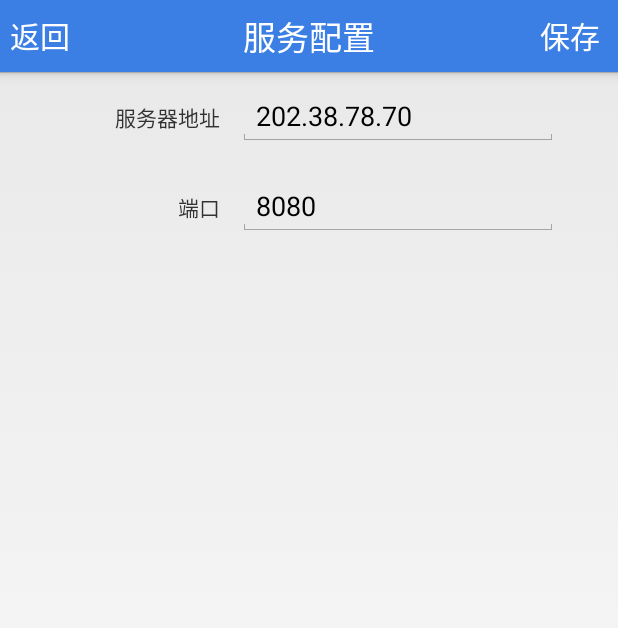
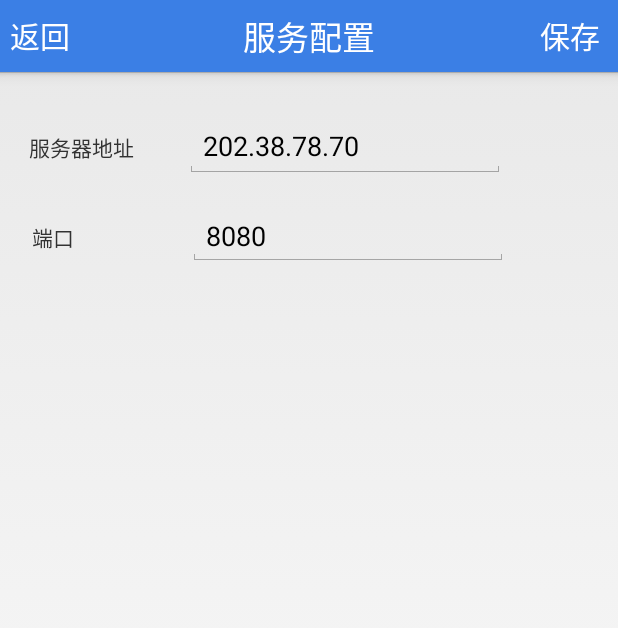
Before and after one commit to yu-yang-halo/OpenlabAndroid, an Android app: the SettingsActity screen opened directly, with no data from a screen before it, on a phone screen of 412 x 824 dp. Shown: the top 628 px of the screen. Run offline under Robolectric (Android 15) with nearby library versions, the phone set to English and light mode, and no system bars; libraries missing offline, so code that uses them is left out: com.readystatesoftware.systembartint, im.fir.sdk; 4 statements that could not run were skipped.

Commit message:
Openlab首次上线版本commit,mark 一下

```diff
--- a/app/src/main/AndroidManifest.xml
+++ b/app/src/main/AndroidManifest.xml
@@ -45,7 +45,9 @@
             </intent-filter>
         </activity>
         <activity android:name=".user.RegisterActivity"
-            android:screenOrientation="portrait">
+            android:screenOrientation="portrait"
+            android:windowSoftInputMode="adjustUnspecified|stateHidden"
+            android:configChanges="orientation|keyboardHidden">
 
         </activity>
         <activity android:name=".user.FindPassActivity" android:screenOrientation="portrait"></activity>
--- a/app/src/main/res/layout/ac_settings.xml
+++ b/app/src/main/res/layout/ac_settings.xml
@@ -7,62 +7,61 @@
 
     <RelativeLayout
         android:layout_width="match_parent"
+        android:layout_height="60dp"
+        android:layout_marginTop="20dp">
+
+        <TextView
+            android:layout_width="90dp"
+            android:layout_height="wrap_content"
+            android:id="@+id/textView23"
+            android:text="服务器地址"
+            android:layout_centerVertical="true"
+            android:layout_alignParentLeft="true"
+            android:layout_alignParentStart="true"
+            android:layout_marginLeft="19dp"
+            android:layout_marginStart="19dp" />
+
+        <EditText
+            android:layout_width="wrap_content"
+            android:layout_height="wrap_content"
+            android:inputType="textPersonName"
+            android:ems="10"
+            android:id="@+id/editText"
+            android:hint="使用ip地址或域名"
+            android:layout_centerVertical="true"
+            android:layout_toRightOf="@+id/textView23"
+            android:layout_toEndOf="@+id/textView23"
+            android:layout_marginLeft="14dp"
+            android:layout_marginStart="14dp" />
+    </RelativeLayout>
+
+    <RelativeLayout
+        android:layout_width="match_parent"
         android:layout_height="60dp">
+
+        <TextView
+            android:layout_width="90dp"
+            android:layout_height="wrap_content"
+            android:id="@+id/textView24"
+            android:text="端口"
+            android:layout_centerVertical="true"
+            android:layout_alignParentLeft="true"
+            android:layout_alignParentStart="true"
+            android:layout_marginLeft="21dp"
+            android:layout_marginStart="21dp" />
 
         <EditText
             android:layout_width="wrap_content"
             android:layout_height="wrap_content"
             android:inputType="textPersonName|number"
             android:ems="10"
+            android:id="@+id/editText2"
+            android:hint="8080"
+            android:layout_marginLeft="14dp"
+            android:layout_marginStart="14dp"
             android:layout_centerVertical="true"
-            android:layout_alignParentRight="true"
-            android:layout_alignParentEnd="true"
-            android:layout_marginRight="40dp"
-            android:layout_marginEnd="40dp"
-            android:id="@+id/editText"
-            android:hint="192.168.1.1" />
-
-        <TextView
-            android:layout_width="wrap_content"
-            android:layout_height="wrap_content"
-            android:id="@+id/textView23"
-            android:layout_alignBaseline="@+id/editText"
-            android:layout_alignBottom="@+id/editText"
-            android:layout_toLeftOf="@+id/editText"
-            android:layout_toStartOf="@+id/editText"
-            android:layout_marginRight="12dp"
-            android:layout_marginEnd="12dp"
-            android:text="服务器地址" />
-    </RelativeLayout>
-
-    <RelativeLayout
-        android:layout_width="match_parent"
-        android:layout_height="60dp">
-
-        <EditText
-            android:layout_width="wrap_content"
-            android:layout_height="wrap_content"
-            android:inputType="textPersonName|number"
-            android:ems="10"
-            android:layout_centerVertical="true"
-            android:layout_alignParentRight="true"
-            android:layout_alignParentEnd="true"
-            android:layout_marginRight="40dp"
-            android:layout_marginEnd="40dp"
-            android:id="@+id/editText2"
-            android:hint="8080" />
-
-        <TextView
-            android:layout_width="wrap_content"
-            android:layout_height="wrap_content"
-            android:id="@+id/textView24"
-            android:layout_alignBaseline="@+id/editText2"
-            android:layout_alignBottom="@+id/editText2"
-            android:layout_toLeftOf="@+id/editText2"
-            android:layout_toStartOf="@+id/editText2"
-            android:layout_marginRight="12dp"
-            android:layout_marginEnd="12dp"
-            android:text="端口" />
+            android:layout_toRightOf="@+id/textView24"
+            android:layout_toEndOf="@+id/textView24" />
     </RelativeLayout>
 
 </LinearLayout>
--- a/app/src/main/res/layout/login.xml
+++ b/app/src/main/res/layout/login.xml
@@ -10,7 +10,7 @@
 
     <RelativeLayout
         android:layout_width="match_parent"
-        android:layout_height="60dp"
+        android:layout_height="50dp"
         android:layout_marginTop="100dp"
         android:id="@+id/relativeLayout"
         android:layout_alignParentTop="true"
@@ -51,7 +51,7 @@
 
     <RelativeLayout
         android:layout_width="match_parent"
-        android:layout_height="60dp"
+        android:layout_height="50dp"
         android:layout_below="@+id/relativeLayout"
         android:layout_alignParentLeft="true"
         android:layout_alignParentStart="true"
```
Also changed, not shown: app/build.gradle (+7 -2 lines), app/src/main/java/cn/lztech/openlabandroid/MainActivity.java (+4 -3 lines), app/src/main/java/cn/lztech/openlabandroid/user/LoginActivity.java (+11 -2 lines), app/src/main/java/cn/lztech/openlabandroid/user/SettingsActity.java (+10 -2 lines), app/src/main/java/cn/lztech/openlabandroid/utils/RegexUtils.java (+15 -0 lines), app/src/main/res/layout/ac_findpass.xml (+31 -28 lines), app/src/main/res/layout/ac_findpass2.xml (+13 -11 lines), app/src/main/res/layout/register.xml (+33 -30 lines), 2 other files.
